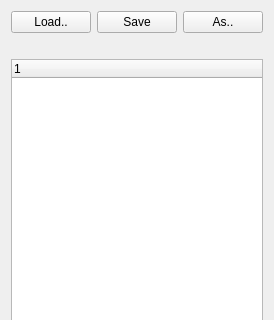
This is lib/util/flowchart/FlowchartCtrlTemplate.ui in acq4/acq4 as Qt 5 draws it before an edit; both pictures show x 0 to 274 and y 0 to 320 of the 274 by 499 pixel window. The edited form follows.
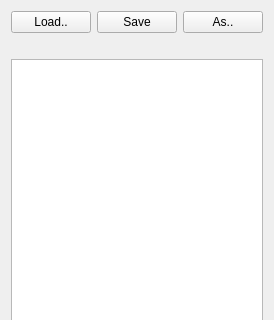
This is the edited form. Custom widgets are drawn as their Qt base class.

Diff of the .ui file:
```diff
--- a/lib/util/flowchart/FlowchartCtrlTemplate.ui
+++ b/lib/util/flowchart/FlowchartCtrlTemplate.ui
@@ -60,6 +60,12 @@
    </item>
    <item row="2" column="0" colspan="4">
     <widget class="TreeWidget" name="ctrlList">
+     <attribute name="headerVisible">
+      <bool>false</bool>
+     </attribute>
+     <attribute name="headerStretchLastSection">
+      <bool>false</bool>
+     </attribute>
      <column>
       <property name="text">
        <string notr="true">1</string>
```
Left out of the diff: 3 changed lines with no effect on the pictures.
